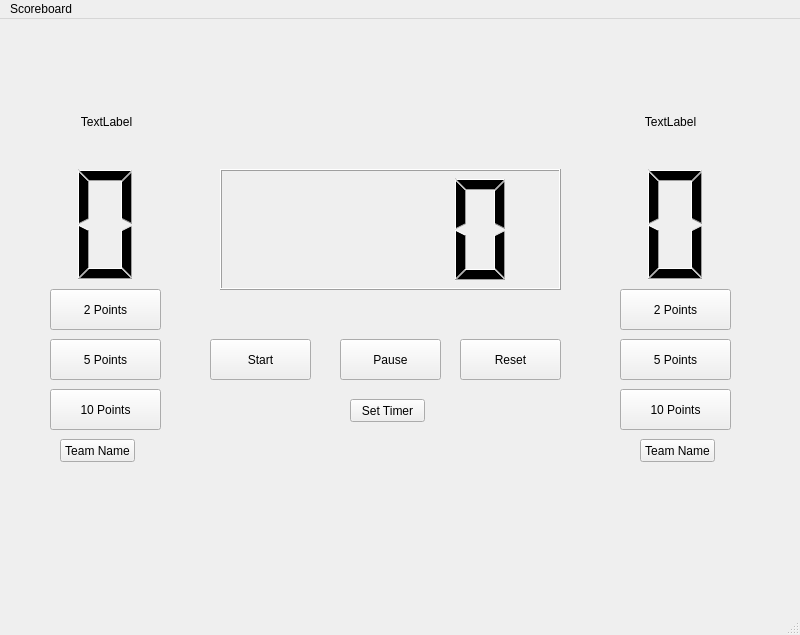
First picture: the form in MainWindow.ui, repository Harrison006/ScoreBoard, before the edit.
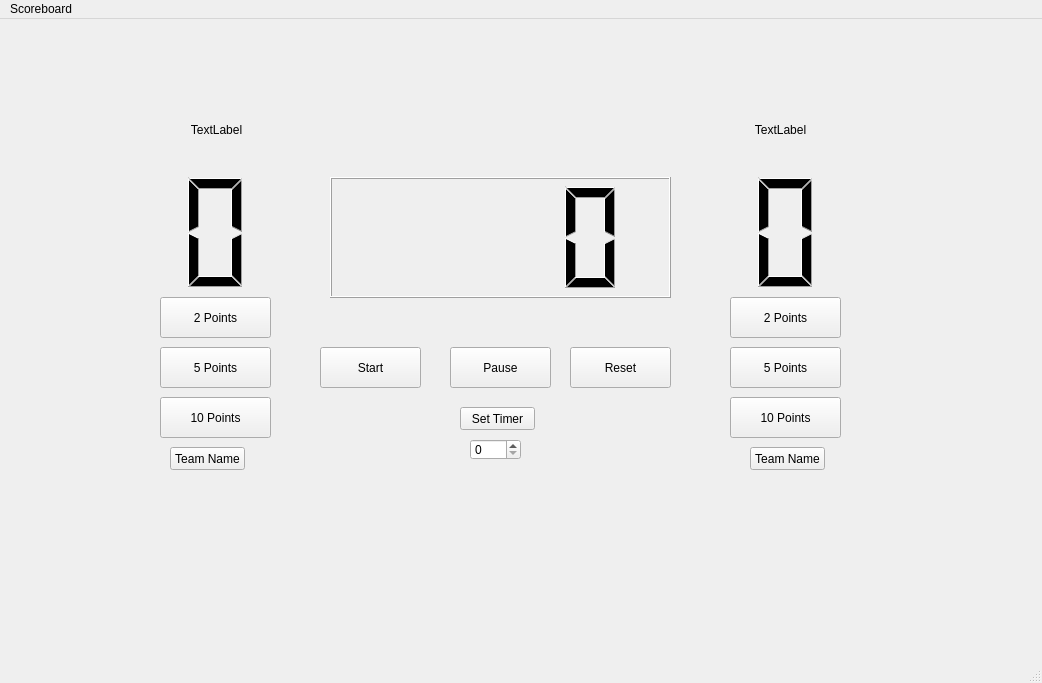
Second picture: the form after the edit.

The edit to the form file:
```diff
--- a/MainWindow.ui
+++ b/MainWindow.ui
@@ -6,8 +6,8 @@
    <rect>
     <x>0</x>
     <y>0</y>
-    <width>800</width>
-    <height>635</height>
+    <width>1042</width>
+    <height>683</height>
    </rect>
   </property>
   <property name="windowTitle">
@@ -20,8 +20,8 @@
    <widget class="QPushButton" name="points_5_Left">
     <property name="geometry">
      <rect>
-      <x>50</x>
-      <y>320</y>
+      <x>160</x>
+      <y>328</y>
       <width>111</width>
       <height>41</height>
      </rect>
@@ -33,8 +33,8 @@
    <widget class="QPushButton" name="points_10_left">
     <property name="geometry">
      <rect>
-      <x>50</x>
-      <y>370</y>
+      <x>160</x>
+      <y>378</y>
       <width>111</width>
       <height>41</height>
      </rect>
@@ -46,8 +46,8 @@
    <widget class="QPushButton" name="points_2_left">
     <property name="geometry">
      <rect>
-      <x>50</x>
-      <y>270</y>
+      <x>160</x>
+      <y>278</y>
       <width>111</width>
       <height>41</height>
      </rect>
@@ -59,8 +59,8 @@
    <widget class="QPushButton" name="points_5_right">
     <property name="geometry">
      <rect>
-      <x>620</x>
-      <y>320</y>
+      <x>730</x>
+      <y>328</y>
       <width>111</width>
       <height>41</height>
      </rect>
@@ -72,8 +72,8 @@
    <widget class="QPushButton" name="points_10_right">
     <property name="geometry">
      <rect>
-      <x>620</x>
-      <y>370</y>
+      <x>730</x>
+      <y>378</y>
       <width>111</width>
       <height>41</height>
      </rect>
@@ -85,8 +85,8 @@
    <widget class="QPushButton" name="points_2_right">
     <property name="geometry">
      <rect>
-      <x>620</x>
-      <y>270</y>
+      <x>730</x>
+      <y>278</y>
       <width>111</width>
       <height>41</height>
      </rect>
@@ -98,8 +98,8 @@
    <widget class="QPushButton" name="Start_timer">
     <property name="geometry">
      <rect>
-      <x>210</x>
-      <y>320</y>
+      <x>320</x>
+      <y>328</y>
       <width>101</width>
       <height>41</height>
      </rect>
@@ -111,8 +111,8 @@
    <widget class="QPushButton" name="Reset_timer">
     <property name="geometry">
      <rect>
-      <x>460</x>
-      <y>320</y>
+      <x>570</x>
+      <y>328</y>
       <width>101</width>
       <height>41</height>
      </rect>
@@ -124,8 +124,8 @@
    <widget class="QPushButton" name="Pause_timer">
     <property name="geometry">
      <rect>
-      <x>340</x>
-      <y>320</y>
+      <x>450</x>
+      <y>328</y>
       <width>101</width>
       <height>41</height>
      </rect>
@@ -137,8 +137,8 @@
    <widget class="QPushButton" name="Left_Team_name">
     <property name="geometry">
      <rect>
-      <x>60</x>
-      <y>420</y>
+      <x>170</x>
+      <y>428</y>
       <width>75</width>
       <height>23</height>
      </rect>
@@ -150,8 +150,8 @@
    <widget class="QLCDNumber" name="Timer">
     <property name="geometry">
      <rect>
-      <x>220</x>
-      <y>150</y>
+      <x>330</x>
+      <y>158</y>
       <width>341</width>
       <height>121</height>
      </rect>
@@ -163,8 +163,8 @@
    <widget class="QLCDNumber" name="LeftTeamNumber">
     <property name="geometry">
      <rect>
-      <x>60</x>
-      <y>140</y>
+      <x>170</x>
+      <y>148</y>
       <width>91</width>
       <height>131</height>
      </rect>
@@ -182,8 +182,8 @@
    <widget class="QPushButton" name="Set_time">
     <property name="geometry">
      <rect>
-      <x>350</x>
-      <y>380</y>
+      <x>460</x>
+      <y>388</y>
       <width>75</width>
       <height>23</height>
      </rect>
@@ -195,8 +195,8 @@
    <widget class="QLCDNumber" name="LeftTeamNumber_2">
     <property name="geometry">
      <rect>
-      <x>630</x>
-      <y>140</y>
+      <x>740</x>
+      <y>148</y>
       <width>91</width>
       <height>131</height>
      </rect>
@@ -214,8 +214,8 @@
    <widget class="QPushButton" name="Left_Team_name_2">
     <property name="geometry">
      <rect>
-      <x>640</x>
-      <y>420</y>
+      <x>750</x>
+      <y>428</y>
       <width>75</width>
       <height>23</height>
      </rect>
@@ -227,8 +227,8 @@
    <widget class="QLabel" name="Left_team">
     <property name="geometry">
      <rect>
-      <x>16</x>
-      <y>82</y>
+      <x>126</x>
+      <y>90</y>
       <width>181</width>
       <height>41</height>
      </rect>
@@ -249,8 +249,8 @@
    <widget class="QLabel" name="Right_Team">
     <property name="geometry">
      <rect>
-      <x>580</x>
-      <y>82</y>
+      <x>690</x>
+      <y>90</y>
       <width>181</width>
       <height>41</height>
      </rect>
@@ -266,6 +266,19 @@
     </property>
     <property name="alignment">
      <set>Qt::AlignCenter</set>
+    </property>
+    <property name="textInteractionFlags">
+     <set>Qt::LinksAccessibleByMouse|Qt::TextEditable</set>
+    </property>
+   </widget>
+   <widget class="QSpinBox" name="spinBox">
+    <property name="geometry">
+     <rect>
+      <x>470</x>
+      <y>420</y>
+      <width>51</width>
+      <height>21</height>
+     </rect>
     </property>
    </widget>
   </widget>
@@ -274,7 +287,7 @@
     <rect>
      <x>0</x>
      <y>0</y>
-     <width>800</width>
+     <width>1042</width>
      <height>21</height>
     </rect>
    </property>
```
Left out of the diff: 3 changed lines with no effect on the pictures.
